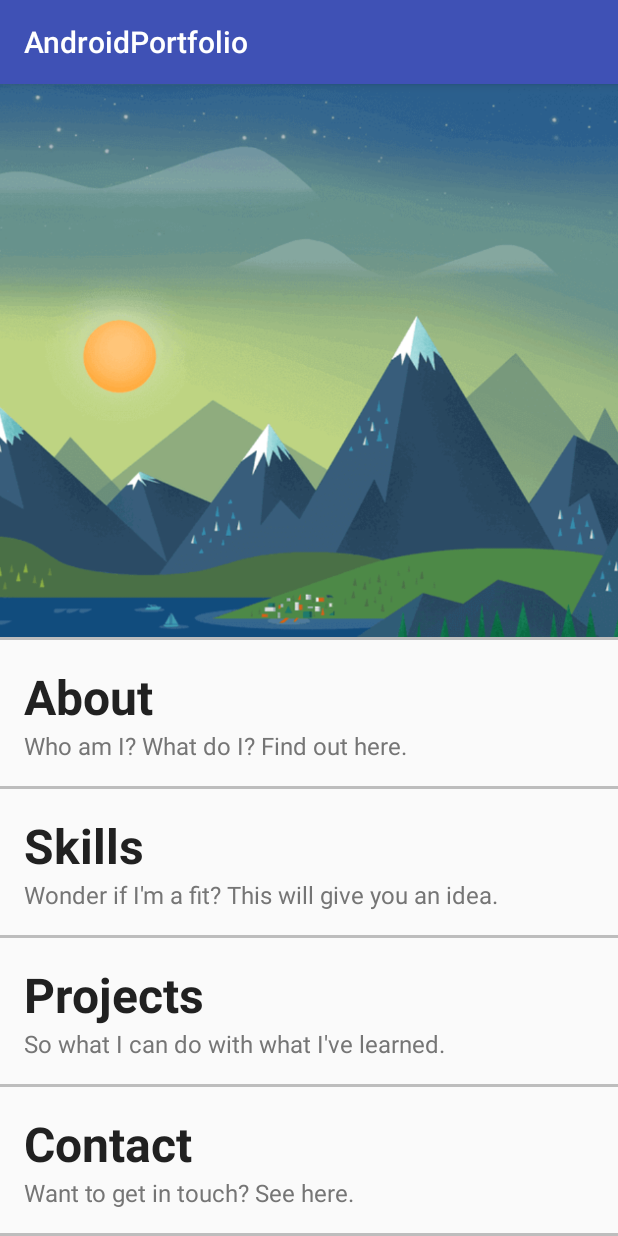
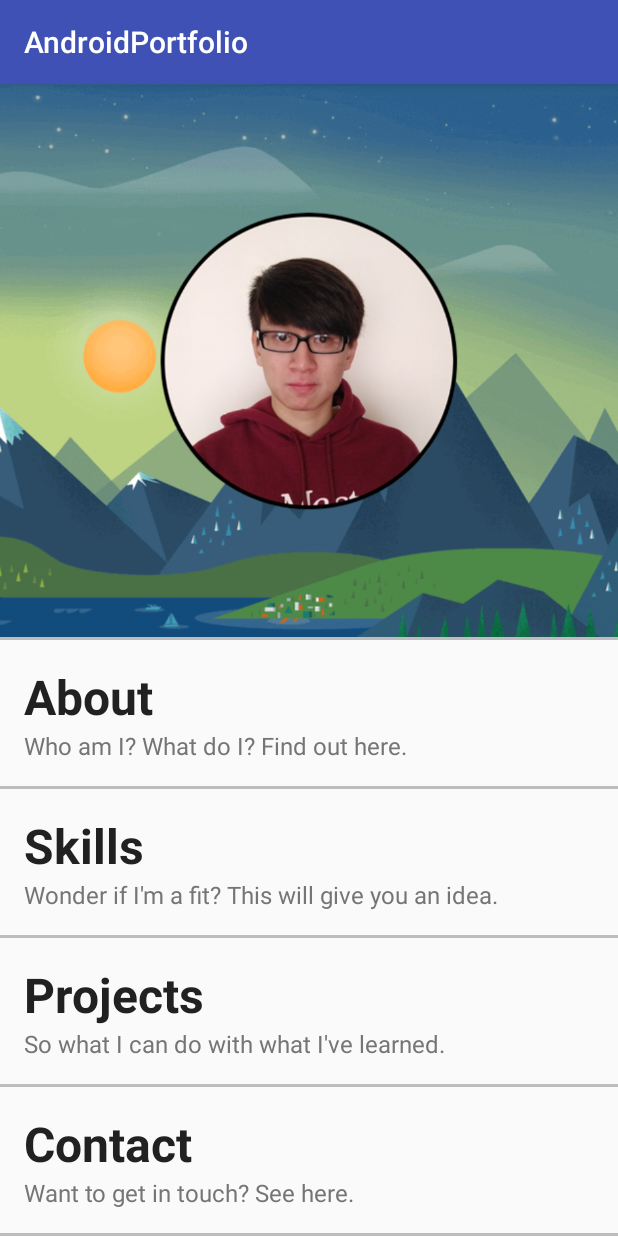
Before and after one commit to GAT-X303/AndroidPortfolio, an Android app: the screen it shows after launch (MainActivity), on a phone screen of 412 x 824 dp. Run offline under Robolectric (Android 15) with nearby library versions, the phone set to English and light mode, and no system bars.

Commit message:
Version 0.5
-Added minor visual polish
-Core functionality is okay

```diff
--- a/AndroidPortfolio/app/src/main/res/layout/activity_main.xml
+++ b/AndroidPortfolio/app/src/main/res/layout/activity_main.xml
@@ -13,7 +13,7 @@
         android:layout_height="wrap_content"
         android:layout_weight="1"
         android:scaleType="centerCrop"
-        android:src="@drawable/profile_background3" />
+        android:src="@drawable/profile" />
 
     <!--Broken into multiple LinearLayouts so that clicks can checked for a 'bundle' of TextViews-->
 
```
Also changed, not shown: AndroidPortfolio/app/src/main/res/drawable/profile.jpg (deleted), AndroidPortfolio/app/src/main/res/drawable/profile.png (added), AndroidPortfolio/app/src/main/res/drawable/profile_background.jpg (deleted), AndroidPortfolio/app/src/main/res/drawable/profile_background2.jpg (deleted).
